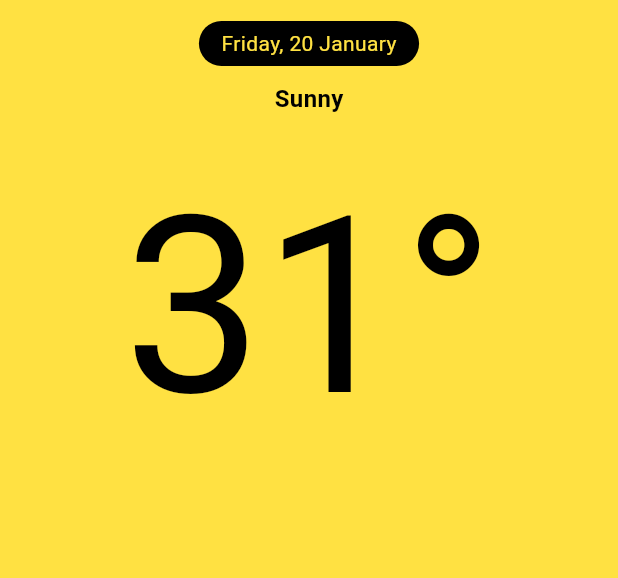
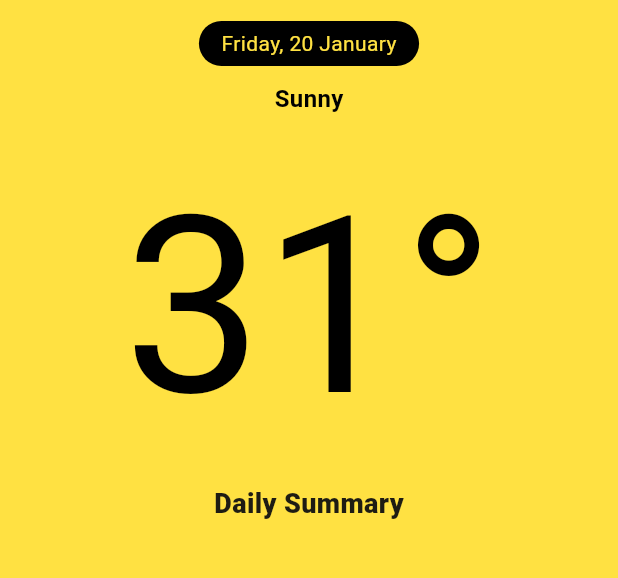
Before and after one commit to tortamque/Weathque, a Flutter app: the screen it shows after launch, on a phone screen of 412 x 824 dp, the part 63-641 px from its top. Run offline on Flutter 3.47's test engine with Material 2 defaults, Android fonts, the phone set to English and light mode, and no system bars.

Commit message:
Create DailySummary widget

```diff
--- /dev/null
+++ b/lib/features/app/presentation/widgets/Texts/daily_summary.dart
@@ -0,0 +1,16 @@
+import 'package:flutter/material.dart';
+
+class DailySummary extends StatelessWidget {
+  const DailySummary({super.key});
+
+  @override
+  Widget build(BuildContext context) {
+    return const Text(
+      "Daily Summary",
+      style: TextStyle(
+        fontWeight: FontWeight.w800,
+        fontSize: 18
+      ),
+    );
+  }
+}
--- a/lib/main.dart
+++ b/lib/main.dart
@@ -2,6 +2,7 @@ import 'package:flutter/material.dart';
 import 'package:weathque/config/theme/custom_colors.dart';
 import 'package:weathque/features/app/presentation/widgets/appBar/appbar.dart';
 import 'package:weathque/features/app/presentation/widgets/texts/condition.dart';
+import 'package:weathque/features/app/presentation/widgets/texts/daily_summary.dart';
 import 'package:weathque/features/app/presentation/widgets/texts/date.dart';
 import 'package:weathque/features/app/presentation/widgets/texts/temperature.dart';
 
@@ -45,7 +46,8 @@ class _MyHomePageState extends State<MyHomePage> {
             //Spacer here
             const Date(date: "Friday, 20 January"),
             const Condition(condition: "Sunny"),
-            const Temperature(temperature: "31")
+            const Temperature(temperature: "31"),
+            const DailySummary()
           ],
         ),
       )
```
